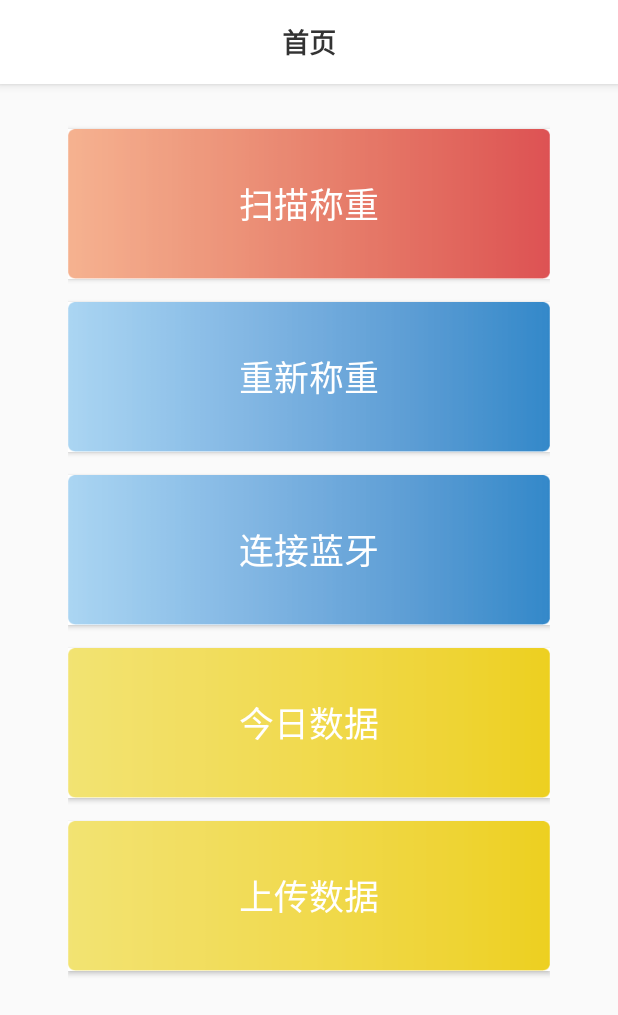
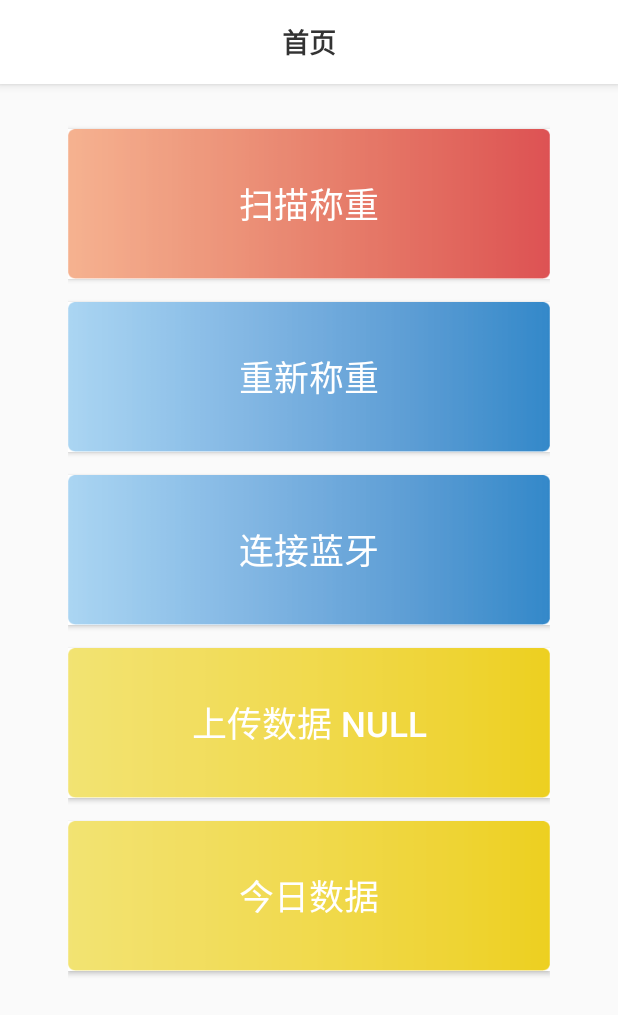
Before and after one commit to chen1311j/bluetooth_weighting, an Android app: the screen it shows after launch (MainActivity), on a phone screen of 412 x 824 dp. Shown: the top 1015 px of the screen. Run offline under Robolectric (Android 15) with nearby library versions, the phone set to English and light mode, and no system bars; our stand-ins replace data binding; libraries missing offline, so code that uses them is left out: com.franmontiel.persistentcookiejar, org.greenrobot.greendao, org.mockito.internal; 3 statements that could not run were skipped.

Commit message:
提交代码

```diff
--- a/BaseLibrary/build.gradle
+++ b/BaseLibrary/build.gradle
@@ -9,8 +9,8 @@ android {
     defaultConfig {
         minSdkVersion 19
         targetSdkVersion 29
-        versionCode 1
-        versionName "1.0"
+        versionCode 3
+        versionName "1.0.2"
         testInstrumentationRunner "androidx.test.runner.AndroidJUnitRunner"
         consumerProguardFiles 'consumer-rules.pro'
     }
--- a/BaseLibrary/src/main/java/com/xing/library/db/BaseBeanManger.kt
+++ b/BaseLibrary/src/main/java/com/xing/library/db/BaseBeanManger.kt
@@ -1,5 +1,6 @@
 package com.xing.library.db
 
+import io.reactivex.Flowable
 import io.reactivex.Single
 import org.greenrobot.greendao.AbstractDao
 
--- a/app/src/main/java/com/xing/bluetoothweighapp/view/MainActivity.kt
+++ b/app/src/main/java/com/xing/bluetoothweighapp/view/MainActivity.kt
@@ -37,6 +37,7 @@ import com.xing.library.helper.extens.logD
 import com.xing.library.helper.extens.navigateToActivity
 import com.xing.library.helper.extens.toast
 import com.xing.library.net.NetStateReceiver
+import com.xing.library.net.NetUtils
 import com.xing.library.view.base.BaseActivity
 import org.koin.androidx.viewmodel.ext.android.viewModel
 import org.mockito.internal.util.io.IOUtil.close
@@ -104,6 +105,18 @@ class MainActivity : BaseActivity<MainActivityBinding>(), TextToSpeech.OnInitLis
         mediaPlayer = MediaPlayer.create(this, R.raw.netwoker_status)
         copyDBFile()
         SQLiteStudioService.instance().start(this)
+
+    }
+
+    override fun onResume() {
+        super.onResume()
+        getNoneCount()
+    }
+
+    private fun getNoneCount() {
+        mViewModel.getNoneCount().bindLifeCycle(this).subscribe({
+            mViewModel.noneUploadCount.set(it.size)
+        }, {})
     }
 
     private fun copyDBFile() {
@@ -119,9 +132,9 @@ class MainActivity : BaseActivity<MainActivityBinding>(), TextToSpeech.OnInitLis
                 if (!copyFile.exists()) {
                     copyFile.createNewFile()
                 }
-                nioTransferCopy(dbFile,copyFile)
+                nioTransferCopy(dbFile, copyFile)
             }
-        }catch (e:Exception){
+        } catch (e: Exception) {
             e.printStackTrace()
         }
     }
@@ -163,6 +176,10 @@ class MainActivity : BaseActivity<MainActivityBinding>(), TextToSpeech.OnInitLis
                 }
             }
             R.id.btn_upload -> {
+                if (!NetUtils.isNetworkConnected(this)) {
+                    toast("请检查网络状态")
+                    return
+                }
                 mViewModel.uploadWeight().doOnDispose {
                     progress.show()
                 }.bindLifeCycle(this)
@@ -173,6 +190,7 @@ class MainActivity : BaseActivity<MainActivityBinding>(), TextToSpeech.OnInitLis
                         } else {
                             dialogHintView.show("上传成功")
                         }
+                        getNoneCount()
                     }, {
                         progress.cancel()
                         dialogHintView.show("上传失败，请重新上传")
--- a/app/src/main/java/com/xing/bluetoothweighapp/view/viewmodel/MainViewModel.kt
+++ b/app/src/main/java/com/xing/bluetoothweighapp/view/viewmodel/MainViewModel.kt
@@ -3,6 +3,7 @@
  */
 package com.xing.bluetoothweighapp.view.viewmodel
 
+import androidx.databinding.ObservableField
 import com.google.gson.Gson
 import com.xing.bluetoothweighapp.dao.WeightOrderBeanDao
 import com.xing.bluetoothweighapp.db.WeightBeanManager
@@ -30,7 +31,11 @@ class MainViewModel constructor(private val dao: WeightBeanManager, val rope: Ap
     }
 
     val map = HashMap<String, String>()
+    val noneUploadCount = ObservableField<Int>()
 
+
+
+    fun getNoneCount()=dao.query("WHERE ${WeightOrderBeanDao.Properties.Status.columnName}=?", WeightBeanManager.NONE.toString())
 
     fun uploadWeight(): Single<Any> = dao.query(
         "WHERE ${WeightOrderBeanDao.Properties.Status.columnName}=?",
--- a/app/src/main/res/layout/main_activity.xml
+++ b/app/src/main/res/layout/main_activity.xml
@@ -66,6 +66,17 @@
                     android:textSize="@dimen/sp_23" />
 
                 <Button
+                    android:id="@+id/btn_upload"
+                    android:layout_width="match_parent"
+                    android:layout_height="@dimen/dimen_100dp"
+                    android:layout_marginTop="@dimen/dimen_15dp"
+                    android:background="@mipmap/bg_yello"
+                    android:onClick="@{(v)->presenter.onClick(v)}"
+                    android:text='@{"上传数据 "+vm.noneUploadCount}'
+                    android:textColor="@android:color/white"
+                    android:textSize="@dimen/sp_23" />
+
+                <Button
                     android:id="@+id/today_data"
                     android:layout_width="match_parent"
                     android:layout_height="@dimen/dimen_100dp"
@@ -76,16 +87,7 @@
                     android:textColor="@android:color/white"
                     android:textSize="@dimen/sp_23" />
 
-                <Button
-                    android:id="@+id/btn_upload"
-                    android:layout_width="match_parent"
-                    android:layout_height="@dimen/dimen_100dp"
-                    android:layout_marginTop="@dimen/dimen_15dp"
-                    android:background="@mipmap/bg_yello"
-                    android:onClick="@{(v)->presenter.onClick(v)}"
-                    android:text="上传数据"
-                    android:textColor="@android:color/white"
-                    android:textSize="@dimen/sp_23" />
+
             </LinearLayout>
         </androidx.core.widget.NestedScrollView>
 
```
Also changed, not shown: app/src/main/java/com/xing/bluetoothweighapp/view/WeighScanCodeActivity.kt (+27 -7 lines), app/src/main/java/com/xing/bluetoothweighapp/view/viewmodel/WeighScanCodeViewModel.kt (+6 -7 lines), 1 other file.
